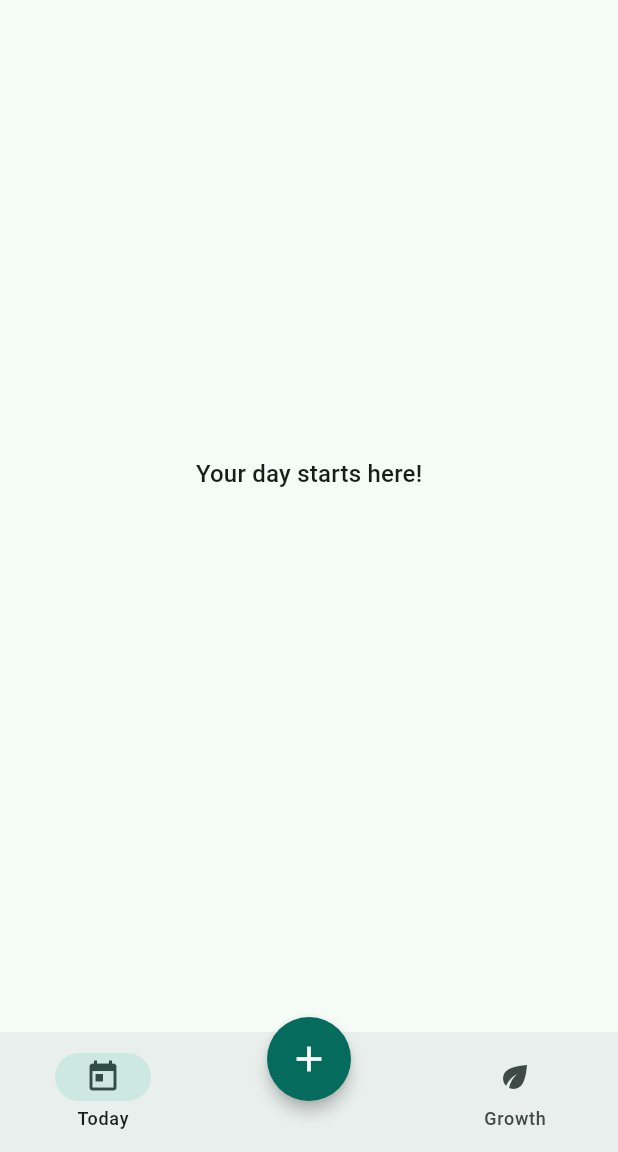
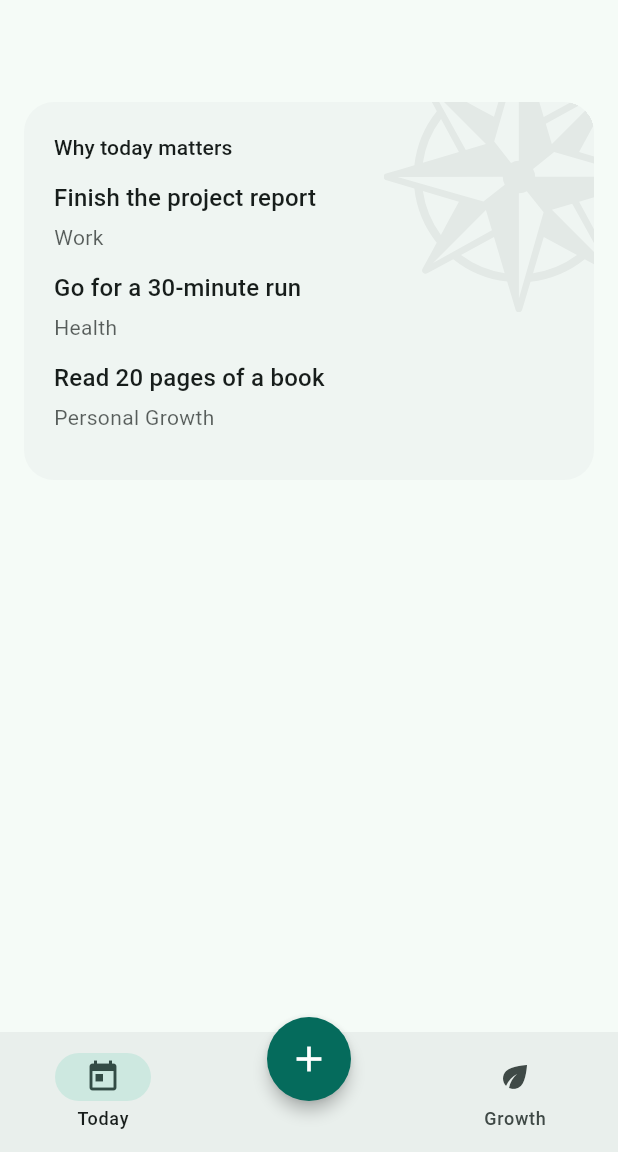
Before and after one commit to daniel-neyla/motiv8, a Flutter app: the screen it shows after launch, on a phone screen of 412 x 824 dp, the part 84-1236 px from its top. Run offline on Flutter 3.47's test engine with Material 3 defaults, Android fonts, the phone set to English and light mode, and no system bars; our stand-ins replace flutter_svg.

Commit message:
A direction reminder section in today view that displays goals set by the user and aims to give meaning to the day

```diff
--- /dev/null
+++ b/lib/today/direction_reminder.dart
@@ -0,0 +1,103 @@
+import 'package:flutter/material.dart';
+import 'package:flutter_svg/flutter_svg.dart';
+import 'goal.dart';
+
+class DirectionReminder extends StatelessWidget {
+  final List<Goal> goals;
+  const DirectionReminder({super.key, required this.goals});
+  static const numberOfGoalsToShow = 3;
+  @override
+  Widget build(BuildContext context) {
+    final hasGoals = goals.isNotEmpty;
+
+    return Container(
+      margin: const EdgeInsets.symmetric(vertical: 16),
+      constraints: const BoxConstraints(minHeight: 160),
+      decoration: BoxDecoration(
+        color: Theme.of(context).colorScheme.surfaceContainerLow,
+        borderRadius: BorderRadius.circular(20),
+      ),
+      child: ClipRRect(
+        clipBehavior: Clip.hardEdge,
+        borderRadius: BorderRadius.circular(20),
+        child: Stack(
+          children: [
+            Positioned(
+              top: -40,
+              right: -40,
+              child: Opacity(
+                opacity: 0.05,
+                child: SvgPicture.asset(
+                  'assets/icons/compass-rose.svg',
+                  width: 180,
+                ),
+              ),
+            ),
+            Padding(
+              padding: const EdgeInsets.all(20),
+
+              child: Column(
+                crossAxisAlignment: CrossAxisAlignment.start,
+                children: [
+                  Text(
+                    'Why today matters',
+                    style: Theme.of(context).textTheme.titleSmall,
+                  ),
+                  const SizedBox(height: 12),
+                  if (hasGoals)
+                    ...goals
+                        .take(numberOfGoalsToShow)
+                        .map(
+                          (goal) => Padding(
+                            padding: const EdgeInsets.only(bottom: 12),
+                            child: Column(
+                              crossAxisAlignment: CrossAxisAlignment.start,
+                              children: [
+                                Text(
+                                  goal.title,
+                                  style: Theme.of(
+                                    context,
+                                  ).textTheme.titleMedium,
+                                ),
+                                const SizedBox(height: 4),
+                                Text(
+                                  goal.direction,
+                                  style: Theme.of(context).textTheme.bodyMedium
+                                      ?.copyWith(
+                                        color: Theme.of(context)
+                                            .textTheme
+                                            .bodyMedium
+                                            ?.color
+                                            ?.withValues(alpha: 0.7),
+                                      ),
+                                ),
+                              ],
+                            ),
+                          ),
+                        )
+                  else
+                    Column(
+                      crossAxisAlignment: CrossAxisAlignment.start,
+                      children: [
+                        Text(
+                          'Goals give direction to your day.',
+                          style: Theme.of(context).textTheme.bodyMedium,
+                        ),
+                        const SizedBox(height: 8),
+                        TextButton(
+                          onPressed: () {
+                            print('Add goals');
+                          },
+                          child: const Text('Add Goals'),
+                        ),
+                      ],
+                    ),
+                ],
+              ),
+            ),
+          ],
+        ),
+      ),
+    );
+  }
+}
--- /dev/null
+++ b/lib/today/goal.dart
@@ -0,0 +1,5 @@
+class Goal {
+  final String title;
+  final String direction;
+  const Goal(this.title, this.direction);
+}
--- a/lib/today/today_view.dart
+++ b/lib/today/today_view.dart
@@ -1,5 +1,7 @@
 import 'package:flutter/material.dart';
 import '../app/app_scaffold.dart';
+import 'direction_reminder.dart';
+import 'goal.dart';
 
 class TodayView extends StatelessWidget {
   const TodayView({super.key});
@@ -7,11 +9,19 @@ class TodayView extends StatelessWidget {
   @override
   Widget build(BuildContext context) {
     return AppScaffold(
-      body: Center(
-        child: Text(
-          'Your day starts here!',
-          style: Theme.of(context).textTheme.titleMedium,
-        ),
+      body: ListView(
+        padding: const EdgeInsets.fromLTRB(16, kToolbarHeight + 16, 16, 16),
+        children: const [
+          SizedBox(height: 36),
+          DirectionReminder(
+            goals: [
+              Goal('Finish the project report', 'Work'),
+              Goal('Go for a 30-minute run', 'Health'),
+              Goal('Read 20 pages of a book', 'Personal Growth'),
+            ],
+          ),
+          SizedBox(height: 36),
+        ],
       ),
     );
   }
--- a/pubspec.yaml
+++ b/pubspec.yaml
@@ -30,6 +30,7 @@ environment:
 dependencies:
   flutter:
     sdk: flutter
+  flutter_svg: ^2.0.7
 
   # The following adds the Cupertino Icons font to your application.
   # Use with the CupertinoIcons class for iOS style icons.
@@ -58,7 +59,8 @@ flutter:
   uses-material-design: true
 
   # To add assets to your application, add an assets section, like this:
-  # assets:
+  assets:
+    - assets/icons/
   #   - images/a_dot_burr.jpeg
   #   - images/a_dot_ham.jpeg
 
```
Also changed, not shown: assets/icons/basic-compass.svg (added), assets/icons/compass-rose.svg (added), pubspec.lock.
